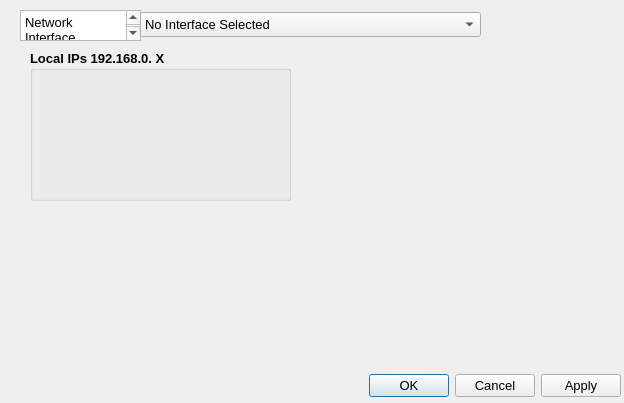
Before: the Qt Designer form GUI/dialog_settings.ui in dudtj5307/Packet_Parsing_Software, drawn with Qt 5.
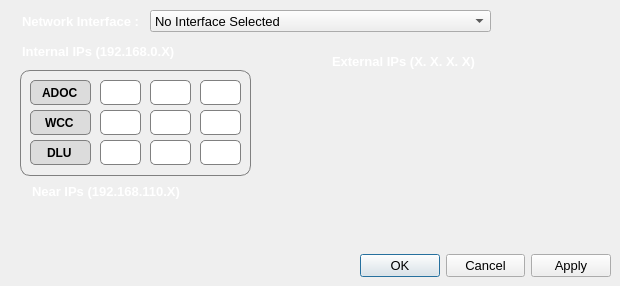
After: the same form once the commit is applied.

The edit to the form file:
```diff
--- a/GUI/dialog_settings.ui
+++ b/GUI/dialog_settings.ui
@@ -9,24 +9,28 @@
    <rect>
     <x>0</x>
     <y>0</y>
-    <width>624</width>
-    <height>403</height>
+    <width>620</width>
+    <height>286</height>
    </rect>
   </property>
   <property name="font">
    <font>
     <pointsize>10</pointsize>
+    <kerning>true</kerning>
    </font>
   </property>
   <property name="windowTitle">
    <string>Dialog</string>
   </property>
+  <property name="styleSheet">
+   <string notr="true"/>
+  </property>
   <widget class="QDialogButtonBox" name="buttonBox">
    <property name="geometry">
     <rect>
-     <x>280</x>
-     <y>370</y>
-     <width>341</width>
+     <x>360</x>
+     <y>250</y>
+     <width>251</width>
      <height>32</height>
     </rect>
    </property>
@@ -37,32 +41,13 @@
     <set>QDialogButtonBox::StandardButton::Apply|QDialogButtonBox::StandardButton::Cancel|QDialogButtonBox::StandardButton::Ok</set>
    </property>
   </widget>
-  <widget class="QGroupBox" name="groupBox">
+  <widget class="QComboBox" name="combo_interface">
    <property name="geometry">
     <rect>
-     <x>30</x>
-     <y>50</y>
-     <width>261</width>
-     <height>151</height>
-    </rect>
-   </property>
-   <property name="font">
-    <font>
-     <pointsize>10</pointsize>
-     <bold>true</bold>
-    </font>
-   </property>
-   <property name="title">
-    <string>Local IPs 192.168.0. X</string>
-   </property>
-  </widget>
-  <widget class="QComboBox" name="comboBox">
-   <property name="geometry">
-    <rect>
-     <x>140</x>
-     <y>12</y>
+     <x>150</x>
+     <y>10</y>
      <width>341</width>
-     <height>25</height>
+     <height>22</height>
     </rect>
    </property>
    <item>
@@ -71,23 +56,601 @@
     </property>
    </item>
   </widget>
-  <widget class="QPlainTextEdit" name="plainTextEdit">
+  <widget class="QLineEdit" name="lineEdit">
    <property name="geometry">
     <rect>
      <x>20</x>
      <y>10</y>
-     <width>121</width>
-     <height>31</height>
+     <width>131</width>
+     <height>22</height>
     </rect>
    </property>
-   <property name="plainText">
-    <string>Network Interface</string>
+   <property name="sizePolicy">
+    <sizepolicy hsizetype="Fixed" vsizetype="Fixed">
+     <horstretch>0</horstretch>
+     <verstretch>0</verstretch>
+    </sizepolicy>
    </property>
+   <property name="font">
+    <font>
+     <pointsize>10</pointsize>
+     <bold>true</bold>
+     <kerning>true</kerning>
+    </font>
+   </property>
+   <property name="mouseTracking">
+    <bool>false</bool>
+   </property>
+   <property name="styleSheet">
+    <string notr="true">color: rgb(255, 255, 255);
+background-color: transparent;</string>
+   </property>
+   <property name="inputMask">
+    <string/>
+   </property>
+   <property name="text">
+    <string>Network Interface :</string>
+   </property>
+   <property name="frame">
+    <bool>false</bool>
+   </property>
   </widget>
-  <zorder>buttonBox</zorder>
-  <zorder>groupBox</zorder>
-  <zorder>plainTextEdit</zorder>
-  <zorder>comboBox</zorder>
+  <widget class="QLineEdit" name="lineEdit_4">
+   <property name="geometry">
+    <rect>
+     <x>330</x>
+     <y>50</y>
+     <width>171</width>
+     <height>22</height>
+    </rect>
+   </property>
+   <property name="sizePolicy">
+    <sizepolicy hsizetype="Fixed" vsizetype="Fixed">
+     <horstretch>0</horstretch>
+     <verstretch>0</verstretch>
+    </sizepolicy>
+   </property>
+   <property name="font">
+    <font>
+     <pointsize>10</pointsize>
+     <bold>true</bold>
+     <kerning>true</kerning>
+    </font>
+   </property>
+   <property name="mouseTracking">
+    <bool>false</bool>
+   </property>
+   <property name="styleSheet">
+    <string notr="true">color: rgb(255, 255, 255);
+background-color: transparent;</string>
+   </property>
+   <property name="inputMask">
+    <string/>
+   </property>
+   <property name="text">
+    <string>External IPs (X. X. X. X)</string>
+   </property>
+   <property name="frame">
+    <bool>false</bool>
+   </property>
+  </widget>
+  <widget class="QFrame" name="frame_1_1">
+   <property name="geometry">
+    <rect>
+     <x>20</x>
+     <y>70</y>
+     <width>231</width>
+     <height>106</height>
+    </rect>
+   </property>
+   <property name="sizePolicy">
+    <sizepolicy hsizetype="Fixed" vsizetype="Preferred">
+     <horstretch>0</horstretch>
+     <verstretch>0</verstretch>
+    </sizepolicy>
+   </property>
+   <property name="styleSheet">
+    <string notr="true">QFrame {
+    border: 1px solid gray;
+    border-radius: 10px;
+}</string>
+   </property>
+   <property name="frameShape">
+    <enum>QFrame::Shape::StyledPanel</enum>
+   </property>
+   <property name="frameShadow">
+    <enum>QFrame::Shadow::Raised</enum>
+   </property>
+   <widget class="QLineEdit" name="lineEdit_tcp_num">
+    <property name="geometry">
+     <rect>
+      <x>80</x>
+      <y>10</y>
+      <width>41</width>
+      <height>25</height>
+     </rect>
+    </property>
+    <property name="sizePolicy">
+     <sizepolicy hsizetype="Fixed" vsizetype="Fixed">
+      <horstretch>0</horstretch>
+      <verstretch>0</verstretch>
+     </sizepolicy>
+    </property>
+    <property name="styleSheet">
+     <string notr="true">border: 1px solid gray;
+border-radius: 5px;
+</string>
+    </property>
+    <property name="text">
+     <string/>
+    </property>
+    <property name="alignment">
+     <set>Qt::AlignmentFlag::AlignCenter</set>
+    </property>
+    <property name="dragEnabled">
+     <bool>false</bool>
+    </property>
+    <property name="readOnly">
+     <bool>false</bool>
+    </property>
+   </widget>
+   <widget class="QLineEdit" name="lineEdit_tcp_label">
+    <property name="geometry">
+     <rect>
+      <x>10</x>
+      <y>10</y>
+      <width>61</width>
+      <height>25</height>
+     </rect>
+    </property>
+    <property name="sizePolicy">
+     <sizepolicy hsizetype="Fixed" vsizetype="Fixed">
+      <horstretch>0</horstretch>
+      <verstretch>0</verstretch>
+     </sizepolicy>
+    </property>
+    <property name="font">
+     <font>
+      <bold>true</bold>
+     </font>
+    </property>
+    <property name="styleSheet">
+     <string notr="true">border: 1px solid gray;
+border-radius: 5px;
+background-color: rgb(220, 220, 220);</string>
+    </property>
+    <property name="text">
+     <string>ADOC</string>
+    </property>
+    <property name="alignment">
+     <set>Qt::AlignmentFlag::AlignCenter</set>
+    </property>
+    <property name="dragEnabled">
+     <bool>false</bool>
+    </property>
+    <property name="readOnly">
+     <bool>true</bool>
+    </property>
+   </widget>
+   <widget class="QLineEdit" name="lineEdit_tcp_label_2">
+    <property name="geometry">
+     <rect>
+      <x>10</x>
+      <y>40</y>
+      <width>61</width>
+      <height>25</height>
+     </rect>
+    </property>
+    <property name="sizePolicy">
+     <sizepolicy hsizetype="Fixed" vsizetype="Fixed">
+      <horstretch>0</horstretch>
+      <verstretch>0</verstretch>
+     </sizepolicy>
+    </property>
+    <property name="font">
+     <font>
+      <bold>true</bold>
+     </font>
+    </property>
+    <property name="styleSheet">
+     <string notr="true">border: 1px solid gray;
+border-radius: 5px;
+background-color: rgb(220, 220, 220);</string>
+    </property>
+    <property name="text">
+     <string>WCC</string>
+    </property>
+    <property name="alignment">
+     <set>Qt::AlignmentFlag::AlignCenter</set>
+    </property>
+    <property name="dragEnabled">
+     <bool>false</bool>
+    </property>
+    <property name="readOnly">
+     <bool>true</bool>
+    </property>
+   </widget>
+   <widget class="QLineEdit" name="lineEdit_tcp_label_3">
+    <property name="geometry">
+     <rect>
+      <x>10</x>
+      <y>70</y>
+      <width>61</width>
+      <height>25</height>
+     </rect>
+    </property>
+    <property name="sizePolicy">
+     <sizepolicy hsizetype="Fixed" vsizetype="Fixed">
+      <horstretch>0</horstretch>
+      <verstretch>0</verstretch>
+     </sizepolicy>
+    </property>
+    <property name="font">
+     <font>
+      <bold>true</bold>
+     </font>
+    </property>
+    <property name="styleSheet">
+     <string notr="true">border: 1px solid gray;
+border-radius: 5px;
+background-color: rgb(220, 220, 220);</string>
+    </property>
+    <property name="text">
+     <string>DLU</string>
+    </property>
+    <property name="alignment">
+     <set>Qt::AlignmentFlag::AlignCenter</set>
+    </property>
+    <property name="dragEnabled">
+     <bool>false</bool>
+    </property>
+    <property name="readOnly">
+     <bool>true</bool>
+    </property>
+   </widget>
+   <widget class="QLineEdit" name="lineEdit_tcp_num_2">
+    <property name="geometry">
+     <rect>
+      <x>130</x>
+      <y>10</y>
+      <width>41</width>
+      <height>25</height>
+     </rect>
+    </property>
+    <property name="sizePolicy">
+     <sizepolicy hsizetype="Fixed" vsizetype="Fixed">
+      <horstretch>0</horstretch>
+      <verstretch>0</verstretch>
+     </sizepolicy>
+    </property>
+    <property name="styleSheet">
+     <string notr="true">border: 1px solid gray;
+border-radius: 5px;
+</string>
+    </property>
+    <property name="text">
+     <string/>
+    </property>
+    <property name="alignment">
+     <set>Qt::AlignmentFlag::AlignCenter</set>
+    </property>
+    <property name="dragEnabled">
+     <bool>false</bool>
+    </property>
+    <property name="readOnly">
+     <bool>false</bool>
+    </property>
+   </widget>
+   <widget class="QLineEdit" name="lineEdit_tcp_num_3">
+    <property name="geometry">
+     <rect>
+      <x>180</x>
+      <y>10</y>
+      <width>41</width>
+      <height>25</height>
+     </rect>
+    </property>
+    <property name="sizePolicy">
+     <sizepolicy hsizetype="Fixed" vsizetype="Fixed">
+      <horstretch>0</horstretch>
+      <verstretch>0</verstretch>
+     </sizepolicy>
+    </property>
+    <property name="styleSheet">
+     <string notr="true">border: 1px solid gray;
+border-radius: 5px;
+</string>
+    </property>
+    <property name="text">
+     <string/>
+    </property>
+    <property name="alignment">
+     <set>Qt::AlignmentFlag::AlignCenter</set>
+    </property>
+    <property name="dragEnabled">
+     <bool>false</bool>
+    </property>
+    <property name="readOnly">
+     <bool>false</bool>
+    </property>
+   </widget>
+   <widget class="QLineEdit" name="lineEdit_tcp_num_4">
+    <property name="geometry">
+     <rect>
+      <x>180</x>
+      <y>40</y>
+      <width>41</width>
+      <height>25</height>
+     </rect>
+    </property>
+    <property name="sizePolicy">
+     <sizepolicy hsizetype="Fixed" vsizetype="Fixed">
+      <horstretch>0</horstretch>
+      <verstretch>0</verstretch>
+     </sizepolicy>
+    </property>
+    <property name="styleSheet">
+     <string notr="true">border: 1px solid gray;
+border-radius: 5px;
+</string>
+    </property>
+    <property name="text">
+     <string/>
+    </property>
+    <property name="alignment">
+     <set>Qt::AlignmentFlag::AlignCenter</set>
+    </property>
+    <property name="dragEnabled">
+     <bool>false</bool>
+    </property>
+    <property name="readOnly">
+     <bool>false</bool>
+    </property>
+   </widget>
+   <widget class="QLineEdit" name="lineEdit_tcp_num_5">
+    <property name="geometry">
+     <rect>
+      <x>130</x>
+      <y>40</y>
+      <width>41</width>
+      <height>25</height>
+     </rect>
+    </property>
+    <property name="sizePolicy">
+     <sizepolicy hsizetype="Fixed" vsizetype="Fixed">
+      <horstretch>0</horstretch>
+      <verstretch>0</verstretch>
+     </sizepolicy>
+    </property>
+    <property name="styleSheet">
+     <string notr="true">border: 1px solid gray;
+border-radius: 5px;
+</string>
+    </property>
+    <property name="text">
+     <string/>
+    </property>
+    <property name="alignment">
+     <set>Qt::AlignmentFlag::AlignCenter</set>
+    </property>
+    <property name="dragEnabled">
+     <bool>false</bool>
+    </property>
+    <property name="readOnly">
+     <bool>false</bool>
+    </property>
+   </widget>
+   <widget class="QLineEdit" name="lineEdit_tcp_num_6">
+    <property name="geometry">
+     <rect>
+      <x>80</x>
+      <y>40</y>
+      <width>41</width>
+      <height>25</height>
+     </rect>
+    </property>
+    <property name="sizePolicy">
+     <sizepolicy hsizetype="Fixed" vsizetype="Fixed">
+      <horstretch>0</horstretch>
+      <verstretch>0</verstretch>
+     </sizepolicy>
+    </property>
+    <property name="styleSheet">
+     <string notr="true">border: 1px solid gray;
+border-radius: 5px;
+</string>
+    </property>
+    <property name="text">
+     <string/>
+    </property>
+    <property name="alignment">
+     <set>Qt::AlignmentFlag::AlignCenter</set>
+    </property>
+    <property name="dragEnabled">
+     <bool>false</bool>
+    </property>
+    <property name="readOnly">
+     <bool>false</bool>
+    </property>
+   </widget>
+   <widget class="QLineEdit" name="lineEdit_tcp_num_7">
+    <property name="geometry">
+     <rect>
+      <x>130</x>
+      <y>70</y>
+      <width>41</width>
+      <height>25</height>
+     </rect>
+    </property>
+    <property name="sizePolicy">
+     <sizepolicy hsizetype="Fixed" vsizetype="Fixed">
+      <horstretch>0</horstretch>
+      <verstretch>0</verstretch>
+     </sizepolicy>
+    </property>
+    <property name="styleSheet">
+     <string notr="true">border: 1px solid gray;
+border-radius: 5px;
+</string>
+    </property>
+    <property name="text">
+     <string/>
+    </property>
+    <property name="alignment">
+     <set>Qt::AlignmentFlag::AlignCenter</set>
+    </property>
+    <property name="dragEnabled">
+     <bool>false</bool>
+    </property>
+    <property name="readOnly">
+     <bool>false</bool>
+    </property>
+   </widget>
+   <widget class="QLineEdit" name="lineEdit_tcp_num_8">
+    <property name="geometry">
+     <rect>
+      <x>80</x>
+      <y>70</y>
+      <width>41</width>
+      <height>25</height>
+     </rect>
+    </property>
+    <property name="sizePolicy">
+     <sizepolicy hsizetype="Fixed" vsizetype="Fixed">
+      <horstretch>0</horstretch>
+      <verstretch>0</verstretch>
+     </sizepolicy>
+    </property>
+    <property name="styleSheet">
+     <string notr="true">border: 1px solid gray;
+border-radius: 5px;
+</string>
+    </property>
+    <property name="text">
+     <string/>
+    </property>
+    <property name="alignment">
+     <set>Qt::AlignmentFlag::AlignCenter</set>
+    </property>
+    <property name="dragEnabled">
+     <bool>false</bool>
+    </property>
+    <property name="readOnly">
+     <bool>false</bool>
+    </property>
+   </widget>
+   <widget class="QLineEdit" name="lineEdit_tcp_num_9">
+    <property name="geometry">
+     <rect>
+      <x>180</x>
+      <y>70</y>
+      <width>41</width>
+      <height>25</height>
+     </rect>
+    </property>
+    <property name="sizePolicy">
+     <sizepolicy hsizetype="Fixed" vsizetype="Fixed">
+      <horstretch>0</horstretch>
+      <verstretch>0</verstretch>
+     </sizepolicy>
+    </property>
+    <property name="styleSheet">
+     <string notr="true">border: 1px solid gray;
+border-radius: 5px;
+</string>
+    </property>
+    <property name="text">
+     <string/>
+    </property>
+    <property name="alignment">
+     <set>Qt::AlignmentFlag::AlignCenter</set>
+    </property>
+    <property name="dragEnabled">
+     <bool>false</bool>
+    </property>
+    <property name="readOnly">
+     <bool>false</bool>
+    </property>
+   </widget>
+  </widget>
+  <widget class="QLineEdit" name="lineEdit_2">
+   <property name="geometry">
+    <rect>
+     <x>20</x>
+     <y>40</y>
+     <width>171</width>
+     <height>22</height>
+    </rect>
+   </property>
+   <property name="sizePolicy">
+    <sizepolicy hsizetype="Fixed" vsizetype="Fixed">
+     <horstretch>0</horstretch>
+     <verstretch>0</verstretch>
+    </sizepolicy>
+   </property>
+   <property name="font">
+    <font>
+     <pointsize>10</pointsize>
+     <bold>true</bold>
+     <kerning>true</kerning>
+    </font>
+   </property>
+   <property name="mouseTracking">
+    <bool>false</bool>
+   </property>
+   <property name="styleSheet">
+    <string notr="true">color: rgb(255, 255, 255);
+background-color: transparent;</string>
+   </property>
+   <property name="inputMask">
+    <string/>
+   </property>
+   <property name="text">
+    <string>Internal IPs (192.168.0.X)</string>
+   </property>
+   <property name="frame">
+    <bool>false</bool>
+   </property>
+  </widget>
+  <widget class="QLineEdit" name="lineEdit_3">
+   <property name="geometry">
+    <rect>
+     <x>30</x>
+     <y>180</y>
+     <width>171</width>
+     <height>22</height>
+    </rect>
+   </property>
+   <property name="sizePolicy">
+    <sizepolicy hsizetype="Fixed" vsizetype="Fixed">
+     <horstretch>0</horstretch>
+     <verstretch>0</verstretch>
+    </sizepolicy>
+   </property>
+   <property name="font">
+    <font>
+     <pointsize>10</pointsize>
+     <bold>true</bold>
+     <kerning>true</kerning>
+    </font>
+   </property>
+   <property name="mouseTracking">
+    <bool>false</bool>
+   </property>
+   <property name="styleSheet">
+    <string notr="true">color: rgb(255, 255, 255);
+background-color: transparent;</string>
+   </property>
+   <property name="inputMask">
+    <string/>
+   </property>
+   <property name="text">
+    <string>Near IPs (192.168.110.X)</string>
+   </property>
+   <property name="frame">
+    <bool>false</bool>
+   </property>
+  </widget>
  </widget>
  <resources/>
  <connections>
```
